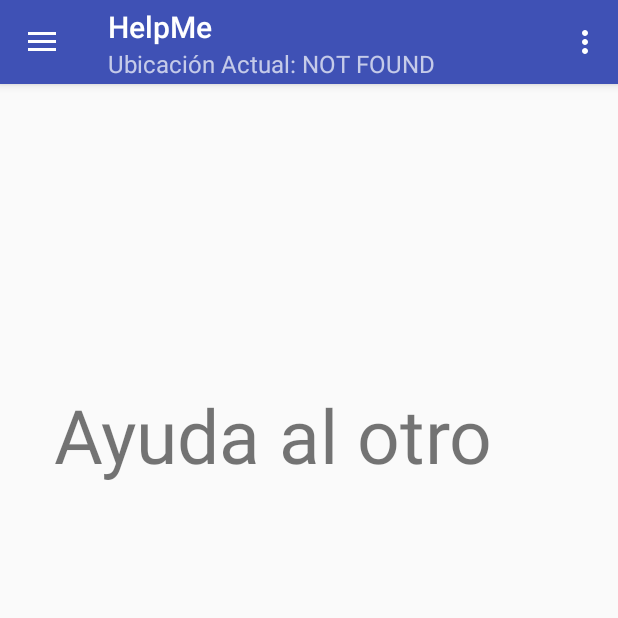
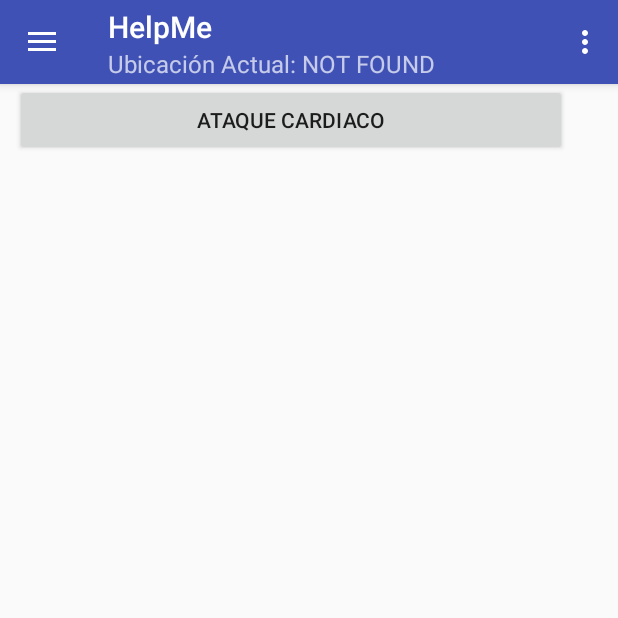
Before and after one commit to ilanitjamilis/PROYECTOFINAL, an Android app: the fragment ActividadAyudaAlOtro placed in its activity, on a phone screen of 412 x 824 dp, the top half of it. Run offline under Robolectric (Android 15) with nearby library versions, the phone set to English and light mode, and no system bars.

Commit message:
agrego un toque de ALO

```diff
--- a/HelpMe/app/src/main/java/proyectofinal/helpme/ActividadAyudaAlOtro.java
+++ b/HelpMe/app/src/main/java/proyectofinal/helpme/ActividadAyudaAlOtro.java
@@ -1,30 +1,45 @@
 package proyectofinal.helpme;
 
 import android.support.v4.app.Fragment;
+import android.support.v4.app.FragmentActivity;
 import android.support.v7.app.AppCompatActivity;
 import android.os.Bundle;
+import android.support.v7.widget.ListPopupWindow;
+import android.util.Log;
 import android.view.LayoutInflater;
 import android.view.View;
 import android.view.ViewGroup;
+import android.view.WindowManager;
+import android.widget.Button;
 import android.widget.ImageButton;
 
 public class ActividadAyudaAlOtro extends Fragment implements View.OnClickListener {
+    Button btnAtaqueCardiaco;
 
     public ActividadAyudaAlOtro() {
         // Required empty public constructor
     }
 
     @Override
-    public View onCreateView(LayoutInflater inflater, ViewGroup container, Bundle savedInstanceState) {
-        // Inflate the layout for this fragment
-
+    public View onCreateView(LayoutInflater inflater, ViewGroup container,
+                             Bundle savedInstanceState) {
         View vistaADevolver = inflater.inflate(R.layout.actividad_ayuda_al_otro, container, false);
+        btnAtaqueCardiaco = (Button) vistaADevolver.findViewById(R.id.btnAtaqueCardiaco);
+        btnAtaqueCardiaco.setOnClickListener(this);
         return vistaADevolver;
     }
-
     public void onClick(View vista) {
         ActividadNavigationDrawer ActividadNavigationDrawer;
         ActividadNavigationDrawer = (ActividadNavigationDrawer) getActivity();
+
+        Log.d("prueba", "id: "+vista.getId());
+
+        switch(vista.getId()) {
+            case R.id.btnAtaqueCardiaco:
+                ActividadNavigationDrawer.irActividadRCP();
+                break;
+        }
     }
 
+
 }
--- a/HelpMe/app/src/main/res/layout/actividad_ayuda_al_otro.xml
+++ b/HelpMe/app/src/main/res/layout/actividad_ayuda_al_otro.xml
@@ -1,11 +1,12 @@
 <?xml version="1.0" encoding="utf-8"?>
 
 <ScrollView xmlns:android="http://schemas.android.com/apk/res/android"
+    xmlns:tools="http://schemas.android.com/tools"
     android:id="@+id/ScrollView01"
     android:layout_width="fill_parent"
     android:layout_height="fill_parent">
 
-    <android.support.constraint.ConstraintLayout
+    <LinearLayout
         xmlns:android="http://schemas.android.com/apk/res/android"
         xmlns:app="http://schemas.android.com/apk/res-auto"
         xmlns:tools="http://schemas.android.com/tools"
@@ -13,16 +14,13 @@
         android:layout_height="match_parent"
         tools:context="proyectofinal.helpme.ActividadMisDatos">
 
-        <TextView
-            android:layout_width="344dp"
-            android:layout_height="495dp"
-            android:text="Ayuda al otro"
-            android:textAlignment="center"
-            android:textSize="50dp"
-            android:paddingTop="200dp"
-            tools:layout_editor_absoluteY="8dp"
+        <Button
+            android:id="@+id/btnAtaqueCardiaco"
+            android:layout_width="368dp"
+            android:layout_height="wrap_content"
+            android:text="Ataque Cardiaco"
+            tools:layout_editor_absoluteY="81dp"
             tools:layout_editor_absoluteX="8dp" />
-
-    </android.support.constraint.ConstraintLayout>
+    </LinearLayout>
 
 </ScrollView>
```
Also changed, not shown: HelpMe/app/src/main/java/proyectofinal/helpme/ActividadNavigationDrawer.java (+21 -0 lines).
